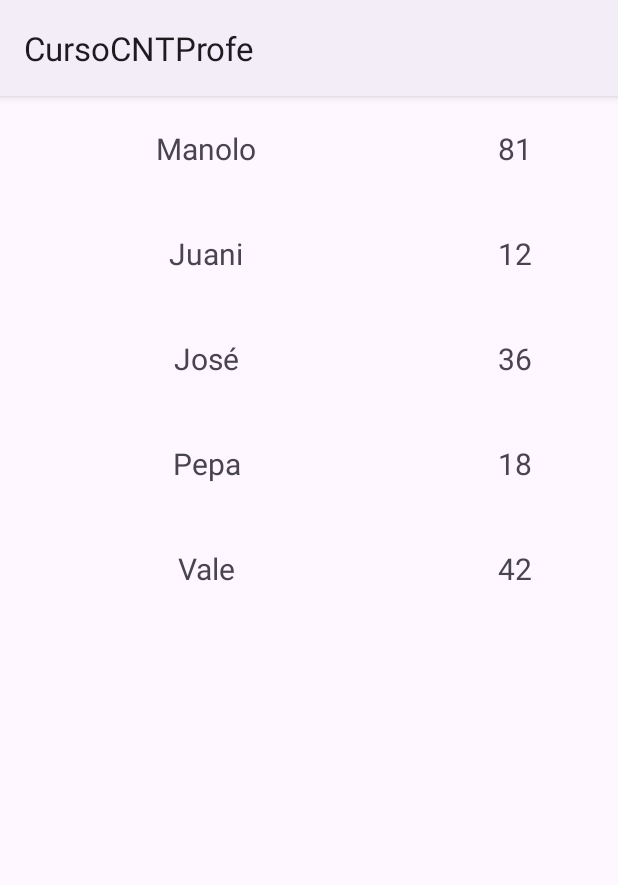
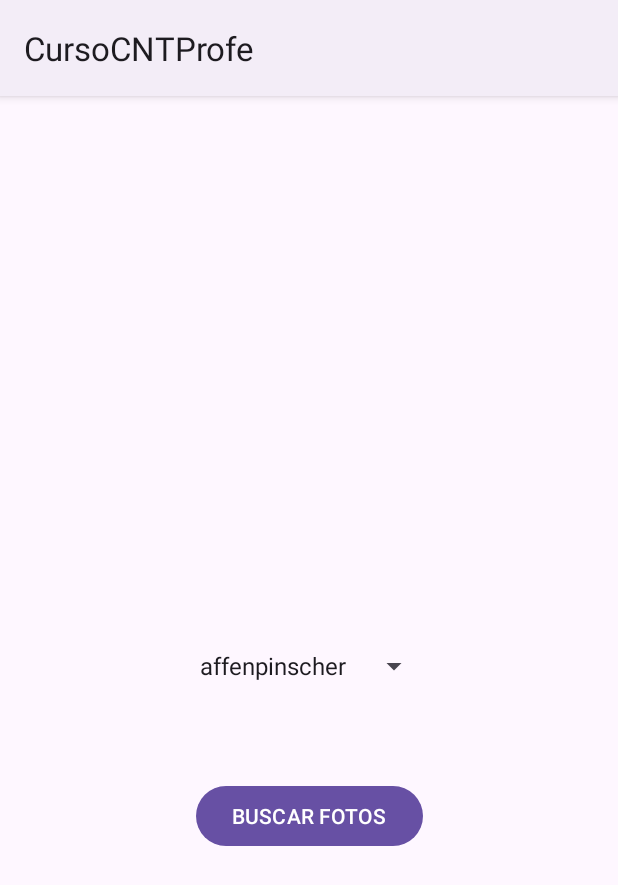
Before and after one commit to Valexx55/CursoCNTProfe, an Android app: the screen it shows after launch (ListaUsuariosActivity before the commit, PerrosActivity after it), on a phone screen of 412 x 824 dp. Shown: the top 885 px of the screen. Run offline under Robolectric (Android 15) with nearby library versions, the phone set to English and light mode, and no system bars.

Commit message:
perros spinner

```diff
--- a/app/src/main/AndroidManifest.xml
+++ b/app/src/main/AndroidManifest.xml
@@ -17,6 +17,9 @@
         android:supportsRtl="true"
         android:theme="@style/Theme.CursoCNTProfe"
         tools:targetApi="31">
+        <activity
+            android:name=".PerrosActivity"
+            android:exported="false" />
         <activity
             android:name=".ListaUsuariosActivity"
             android:exported="false" />
--- a/app/src/main/java/edu/cnt/developer/profe/ListaUsuariosActivity.kt
+++ b/app/src/main/java/edu/cnt/developer/profe/ListaUsuariosActivity.kt
@@ -5,6 +5,7 @@ import androidx.activity.enableEdgeToEdge
 import androidx.appcompat.app.AppCompatActivity
 import androidx.core.view.ViewCompat
 import androidx.core.view.WindowInsetsCompat
+import androidx.recyclerview.widget.GridLayoutManager
 import androidx.recyclerview.widget.LinearLayoutManager
 import androidx.recyclerview.widget.RecyclerView
 
@@ -35,6 +36,8 @@ class ListaUsuariosActivity : AppCompatActivity() {
         var adapterUsuarios = UsuariosAdapter(listaUsuarios)
         recview.adapter = adapterUsuarios//Asocio al recycler su apadter
         var layoutRecycler : RecyclerView.LayoutManager = LinearLayoutManager(this, RecyclerView.VERTICAL, false )
+        //var layoutRecycler : RecyclerView.LayoutManager = LinearLayoutManager(this, RecyclerView.HORIZONTAL, false )
+        //var layoutRecycler : RecyclerView.LayoutManager = GridLayoutManager(this, 2)
         recview.layoutManager = layoutRecycler
     }
 
--- /dev/null
+++ b/app/src/main/java/edu/cnt/developer/profe/PerrosActivity.kt
@@ -0,0 +1,50 @@
+package edu.cnt.developer.profe
+
+import android.os.Bundle
+import android.util.Log
+import android.view.View
+import android.widget.AdapterView
+import android.widget.ArrayAdapter
+import android.widget.Spinner
+import android.widget.TextView
+import androidx.activity.enableEdgeToEdge
+import androidx.appcompat.app.AppCompatActivity
+import androidx.core.view.ViewCompat
+import androidx.core.view.WindowInsetsCompat
+
+class PerrosActivity : AppCompatActivity(), AdapterView.OnItemSelectedListener {
+
+    var razaSeleccionada:String = ""
+    lateinit var spinnerRazas: Spinner
+    val arrayRazas = arrayOf("affenpinscher", "african", "airedale", "akita", "appenzeller", "australian")
+
+    override fun onCreate(savedInstanceState: Bundle?) {
+        super.onCreate(savedInstanceState)
+        enableEdgeToEdge()
+        setContentView(R.layout.activity_perros)
+        ViewCompat.setOnApplyWindowInsetsListener(findViewById(R.id.main)) { v, insets ->
+            val systemBars = insets.getInsets(WindowInsetsCompat.Type.systemBars())
+            v.setPadding(systemBars.left, systemBars.top, systemBars.right, systemBars.bottom)
+            insets
+        }
+        this.spinnerRazas = findViewById(R.id.spinnerRazas)
+        val spinnerAdapter = ArrayAdapter<String>(this, android.R.layout.simple_spinner_item, arrayRazas)
+        spinnerAdapter.setDropDownViewResource(android.R.layout.simple_spinner_dropdown_item)
+        this.spinnerRazas.adapter = spinnerAdapter
+        //programamos la escucha del spinner
+        this.spinnerRazas.onItemSelectedListener = this
+
+    }
+
+    override fun onItemSelected(parent: AdapterView<*>?, opcionTocada: View?, position: Int, id: Long) {
+        Log.d("MIAPP", "onItemSelected" )
+        this.razaSeleccionada = (opcionTocada as TextView).text.toString()
+        Log.d("MIAPP", "Raza seleccionada =  ${this.razaSeleccionada}" )
+        //parent?.getItemAtPosition(position)
+    }
+
+    override fun onNothingSelected(parent: AdapterView<*>?) {
+        Log.d("MIAPP", "onNothingSelected" )
+    }
+
+}
--- a/app/src/main/java/edu/cnt/developer/profe/PrincipalActivity.kt
+++ b/app/src/main/java/edu/cnt/developer/profe/PrincipalActivity.kt
@@ -29,7 +29,8 @@ class PrincipalActivity : AppCompatActivity() {
             Log.d("MIAPP", "NO hay ninguna app que pueda ver esa web")
         }*/
 
-        val intent = Intent(this, ListaUsuariosActivity::class.java)
+        //val intent = Intent(this, ListaUsuariosActivity::class.java)
+        val intent = Intent(this, PerrosActivity::class.java)
         startActivity(intent)
 
     }
--- a/app/src/main/res/layout/activity_lista_usuarios.xml
+++ b/app/src/main/res/layout/activity_lista_usuarios.xml
@@ -10,7 +10,7 @@
     <androidx.recyclerview.widget.RecyclerView
         android:id="@+id/listaPersonasRecView"
         android:layout_width="match_parent"
-        android:layout_height="wrap_content"
+        android:layout_height="200dp"
         app:layout_constraintEnd_toEndOf="parent"
         app:layout_constraintStart_toStartOf="parent"
         app:layout_constraintTop_toTopOf="parent" />
--- /dev/null
+++ b/app/src/main/res/layout/activity_perros.xml
@@ -0,0 +1,31 @@
+<?xml version="1.0" encoding="utf-8"?>
+<androidx.constraintlayout.widget.ConstraintLayout xmlns:android="http://schemas.android.com/apk/res/android"
+    xmlns:app="http://schemas.android.com/apk/res-auto"
+    xmlns:tools="http://schemas.android.com/tools"
+    android:id="@+id/main"
+    android:layout_width="match_parent"
+    android:layout_height="match_parent"
+    tools:context=".PerrosActivity">
+
+    <Spinner
+        android:id="@+id/spinnerRazas"
+        android:layout_width="wrap_content"
+        android:layout_height="wrap_content"
+        app:layout_constraintBottom_toBottomOf="parent"
+        app:layout_constraintEnd_toEndOf="parent"
+        app:layout_constraintStart_toStartOf="parent"
+        app:layout_constraintTop_toTopOf="parent" />
+
+    <Button
+        android:id="@+id/button2"
+        android:layout_width="wrap_content"
+        android:layout_height="wrap_content"
+        android:layout_marginTop="64dp"
+        android:text="BUSCAR FOTOS"
+        android:onClick="buscarFotos"
+        app:layout_constraintEnd_toEndOf="parent"
+        app:layout_constraintStart_toStartOf="parent"
+        app:layout_constraintTop_toBottomOf="@+id/spinnerRazas" />
+
+
+</androidx.constraintlayout.widget.ConstraintLayout>
```
